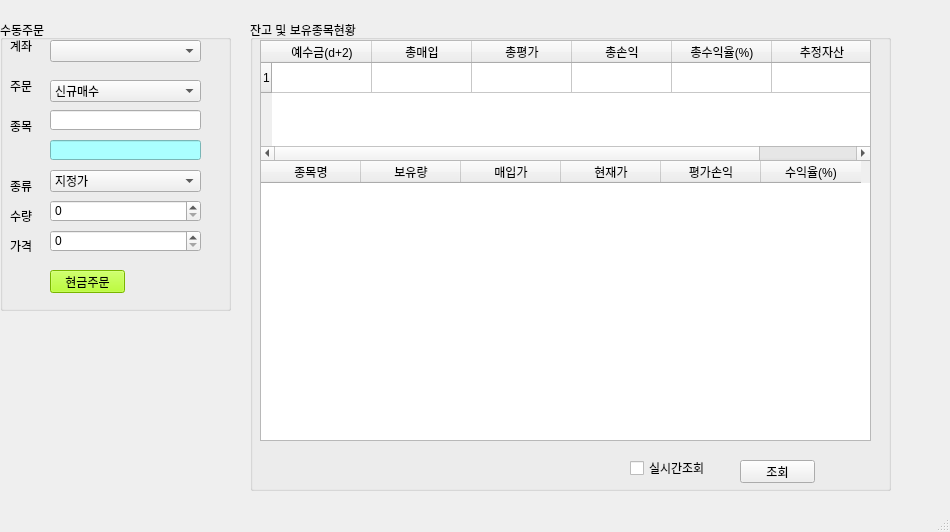
Before: the Qt Designer form stock/stock.ui in cyt9772/KiwoomAPI, drawn with Qt 5.
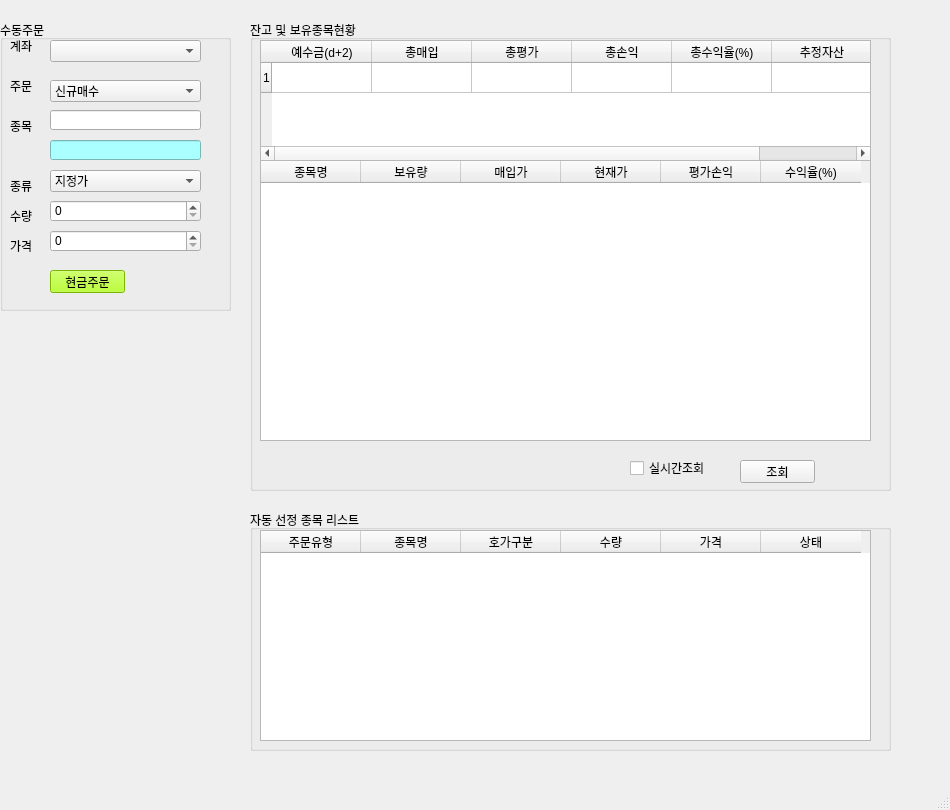
After: the same form once the commit is applied. Icons and pictures are not drawn.

Commit message: 매매 종목을 파일로 정리 후 장시간에 맞추어 자동 매매하는 방법

Patch:
```diff
--- a/stock/stock.ui
+++ b/stock/stock.ui
@@ -7,7 +7,7 @@
     <x>0</x>
     <y>0</y>
     <width>950</width>
-    <height>532</height>
+    <height>810</height>
    </rect>
   </property>
   <property name="windowTitle">
@@ -360,6 +360,59 @@
      </property>
     </widget>
    </widget>
+   <widget class="QGroupBox" name="groupBox_3">
+    <property name="geometry">
+     <rect>
+      <x>250</x>
+      <y>510</y>
+      <width>641</width>
+      <height>241</height>
+     </rect>
+    </property>
+    <property name="title">
+     <string>자동 선정 종목 리스트</string>
+    </property>
+    <widget class="QTableWidget" name="tableWidget_3">
+     <property name="geometry">
+      <rect>
+       <x>10</x>
+       <y>20</y>
+       <width>611</width>
+       <height>211</height>
+      </rect>
+     </property>
+     <column>
+      <property name="text">
+       <string>주문유형</string>
+      </property>
+     </column>
+     <column>
+      <property name="text">
+       <string>종목명</string>
+      </property>
+     </column>
+     <column>
+      <property name="text">
+       <string>호가구분</string>
+      </property>
+     </column>
+     <column>
+      <property name="text">
+       <string>수량</string>
+      </property>
+     </column>
+     <column>
+      <property name="text">
+       <string>가격</string>
+      </property>
+     </column>
+     <column>
+      <property name="text">
+       <string>상태</string>
+      </property>
+     </column>
+    </widget>
+   </widget>
   </widget>
   <widget class="QMenuBar" name="menubar">
    <property name="geometry">
```
Left out of the diff: 4 changed lines with no effect on the pictures. The commit also changes 6 other files.
